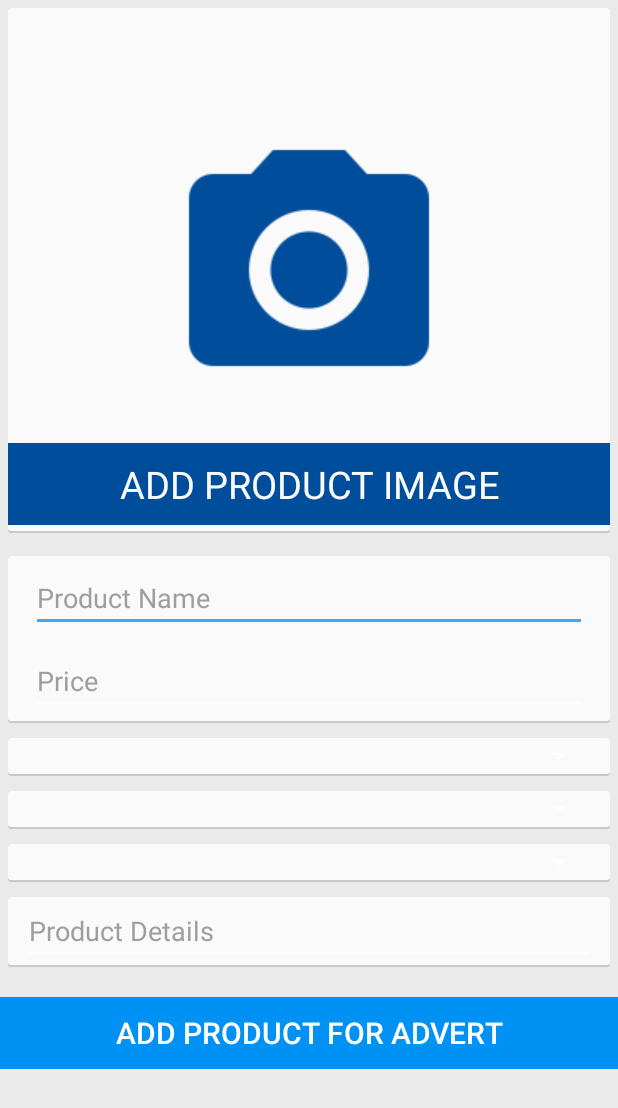
After one commit to BluePandora/Klassify, an Android app: the layout product_add.xml on its own in the app's theme, with its tools: preview values and no code run, on a phone screen of 412 x 824 dp. The commit adds this screen. Shown: the top 1108 px of the screen. Run offline under Robolectric (Android 15) with nearby library versions, the phone set to English and light mode, and no system bars.

```diff
--- /dev/null
+++ b/app/src/main/res/drawable/add_image_forground.xml
@@ -0,0 +1,11 @@
+<?xml version="1.0" encoding="utf-8"?>
+<selector xmlns:android="http://schemas.android.com/apk/res/android">
+
+    <item android:drawable="@drawable/add_image_forground_default" android:state_enabled="false" />
+    <item android:drawable="@drawable/add_image_forground_pressed" android:state_pressed="true" />
+    <item android:drawable="@drawable/add_image_forground_pressed" android:state_hovered="true" />
+    <item android:drawable="@drawable/add_image_forground_pressed" android:state_focused="true" />
+    <item android:drawable="@drawable/add_image_forground_pressed" android:state_selected="true" />
+    <item android:drawable="@drawable/add_image_forground_default" />
+
+</selector>
--- /dev/null
+++ b/app/src/main/res/drawable/add_image_forground_default.xml
@@ -0,0 +1,4 @@
+<?xml version="1.0" encoding="utf-8"?>
+<shape xmlns:android="http://schemas.android.com/apk/res/android">
+<solid android:color="#00000000"/>
+</shape>
--- /dev/null
+++ b/app/src/main/res/drawable/add_image_forground_pressed.xml
@@ -0,0 +1,4 @@
+<?xml version="1.0" encoding="utf-8"?>
+<shape xmlns:android="http://schemas.android.com/apk/res/android">
+    <solid android:color="#33000000"/>
+</shape>
--- /dev/null
+++ b/app/src/main/res/layout/product_add.xml
@@ -0,0 +1,173 @@
+<?xml version="1.0" encoding="utf-8"?>
+<LinearLayout xmlns:android="http://schemas.android.com/apk/res/android"
+    android:layout_width="match_parent"
+    android:layout_height="match_parent"
+    android:background="#eaeaea"
+    android:orientation="vertical">
+
+    <ScrollView
+        android:layout_width="fill_parent"
+        android:layout_height="wrap_content">
+
+        <RelativeLayout
+            android:layout_width="fill_parent"
+            android:layout_height="wrap_content"
+            android:orientation="vertical">
+
+            <ImageView
+                android:id="@+id/product_image"
+                android:layout_width="fill_parent"
+                android:layout_height="350dp"
+                android:layout_centerHorizontal="true"
+                android:layout_margin="5dp"
+                android:background="@drawable/panel"
+                android:scaleType="center"
+                android:src="@drawable/ic_camera_alt_white_48dp"
+                android:tint="#ff004e9b" />
+
+            <RelativeLayout
+                android:layout_width="fill_parent"
+                android:layout_height="350dp"
+                android:layout_centerHorizontal="true"
+                android:layout_margin="5dp"
+                android:background="@drawable/add_image_forground">
+
+                <com.widget.CustomTextView
+                    android:layout_width="fill_parent"
+                    android:layout_height="wrap_content"
+                    android:layout_alignParentBottom="true"
+                    android:layout_marginBottom="5dp"
+                    android:background="#ff004e9b"
+                    android:gravity="center"
+                    android:padding="10dp"
+                    android:text="ADD PRODUCT IMAGE"
+                    android:textColor="#FAFAFA"
+                    android:textSize="25sp" />
+            </RelativeLayout>
+
+            <LinearLayout
+                android:id="@+id/name_price"
+                android:layout_width="fill_parent"
+                android:layout_height="wrap_content"
+                android:layout_below="@+id/product_image"
+                android:layout_marginLeft="5dp"
+                android:layout_marginRight="5dp"
+                android:layout_marginTop="10dp"
+                android:background="@drawable/panel"
+                android:orientation="vertical"
+                android:padding="5dp">
+
+                <com.widget.CustomEditText
+                    android:id="@+id/product_name_edit_text"
+                    android:layout_width="fill_parent"
+                    android:layout_height="wrap_content"
+                    android:layout_marginLeft="10dip"
+                    android:layout_marginRight="10dip"
+                    android:background="@drawable/abc_edit_text_material"
+                    android:hint="Product Name"
+                    android:textColor="@color/Primary_Grey_900"
+                    android:textColorHint="@color/Primary_Grey_500" />
+
+                <com.widget.CustomEditText
+                    android:id="@+id/product_price_edit_text"
+                    android:layout_width="fill_parent"
+                    android:layout_height="wrap_content"
+                    android:layout_marginLeft="10dip"
+                    android:layout_marginRight="10dip"
+                    android:layout_marginTop="10dp"
+                    android:background="@drawable/abc_edit_text_material"
+                    android:hint="Price"
+                    android:inputType="numberDecimal"
+                    android:textColor="@color/Primary_Grey_900"
+                    android:textColorHint="@color/Primary_Grey_500" />
+            </LinearLayout>
+
+            <LinearLayout
+                android:id="@+id/catagory"
+                android:layout_width="fill_parent"
+                android:layout_height="wrap_content"
+                android:layout_below="@+id/name_price"
+                android:layout_marginLeft="5dp"
+                android:layout_marginRight="5dp"
+                android:layout_marginTop="10dp"
+                android:background="@drawable/panel">
+
+                <Spinner
+                    android:id="@+id/catagory_spinner"
+                    android:layout_width="fill_parent"
+                    android:layout_height="wrap_content"
+                    android:layout_marginLeft="10dip"
+                    android:layout_marginRight="10dip" />
+
+            </LinearLayout>
+
+            <LinearLayout
+                android:id="@+id/subcatagory"
+                android:layout_width="fill_parent"
+                android:layout_height="wrap_content"
+                android:layout_below="@+id/catagory"
+                android:layout_marginLeft="5dp"
+                android:layout_marginRight="5dp"
+                android:layout_marginTop="10dp"
+                android:background="@drawable/panel">
+
+                <Spinner
+                    android:id="@+id/subcatagory_spinner"
+                    android:layout_width="fill_parent"
+                    android:layout_height="wrap_content"
+                    android:layout_marginLeft="10dip"
+                    android:layout_marginRight="10dip" />
+            </LinearLayout>
+
+            <LinearLayout
+                android:id="@+id/fields"
+                android:layout_width="fill_parent"
+                android:layout_height="wrap_content"
+                android:layout_below="@+id/subcatagory"
+                android:layout_marginLeft="5dp"
+                android:layout_marginRight="5dp"
+                android:layout_marginTop="10dp"
+                android:background="@drawable/panel">
+
+                <Spinner
+                    android:id="@+id/fields_spinner"
+                    android:layout_width="fill_parent"
+                    android:layout_height="wrap_content"
+                    android:layout_marginLeft="10dip"
+                    android:layout_marginRight="10dip" />
+            </LinearLayout>
+
+            <LinearLayout
+                android:id="@+id/details"
+                android:layout_width="fill_parent"
+                android:layout_height="wrap_content"
+                android:layout_below="@+id/fields"
+                android:layout_marginLeft="5dp"
+                android:layout_marginRight="5dp"
+                android:layout_marginTop="10dp"
+                android:background="@drawable/panel">
+
+                <com.widget.CustomEditText
+                    android:id="@+id/product_details_edit_text"
+                    android:layout_width="fill_parent"
+                    android:layout_height="wrap_content"
+                    android:layout_marginLeft="10dip"
+                    android:layout_marginRight="10dip"
+                    android:background="@drawable/abc_edit_text_material"
+                    android:hint="Product Details"
+                    android:textColor="@color/Primary_Grey_900"
+                    android:textColorHint="@color/Primary_Grey_500" />
+            </LinearLayout>
+
+            <com.widget.CustomButton
+                android:layout_width="fill_parent"
+                android:layout_height="wrap_content"
+                android:layout_alignParentBottom="true"
+                android:background="@drawable/blue_holo_button"
+                android:text="ADD PRODUCT FOR ADVERT"
+                android:textSize="20sp"
+                android:layout_below="@+id/details"
+                android:layout_marginTop="20dp" />
+        </RelativeLayout>
+    </ScrollView>
+</LinearLayout>
--- a/app/src/main/res/layout/product_detail.xml
+++ b/app/src/main/res/layout/product_detail.xml
@@ -4,6 +4,7 @@
     android:layout_height="fill_parent">
 
     <ScrollView
+        android:id="@+id/product__details_view"
         android:layout_width="fill_parent"
         android:layout_height="wrap_content">
 
@@ -38,8 +39,8 @@
                 android:paddingBottom="5dp"
                 android:paddingLeft="15dp"
                 android:paddingTop="15dp"
+                android:singleLine="true"
                 android:text="Dummy Name"
-                android:singleLine="true"
                 android:textSize="20sp"
                 app:font="Roboto-Medium.ttf" />
 
@@ -47,10 +48,10 @@
                 android:id="@+id/product_price"
                 android:layout_width="wrap_content"
                 android:layout_height="wrap_content"
-                android:singleLine="true"
                 android:layout_below="@+id/product_name"
                 android:paddingBottom="10dp"
                 android:paddingLeft="15dp"
+                android:singleLine="true"
                 android:text="Dummy price"
                 android:textColor="#ff009b9b"
                 android:textSize="16sp"
@@ -76,7 +77,16 @@
                 android:textColor="#ff009b9b"
                 android:textSize="16sp"
                 app:font="Roboto-Light.ttf" />
+            <View
+                android:id="@+id/dummy_divider2"
+                android:layout_width="fill_parent"
+                android:layout_height="1dp"
+                android:layout_below="@+id/product_details"
+                android:layout_marginRight="75dp"
+                android:layout_marginTop="5dp"
+                android:background="#44000000" />
         </RelativeLayout>
+
     </ScrollView>
 
     <LinearLayout
```
Also changed, not shown: app/src/main/res/drawable/ic_camera_alt_white_48dp.png (added).
